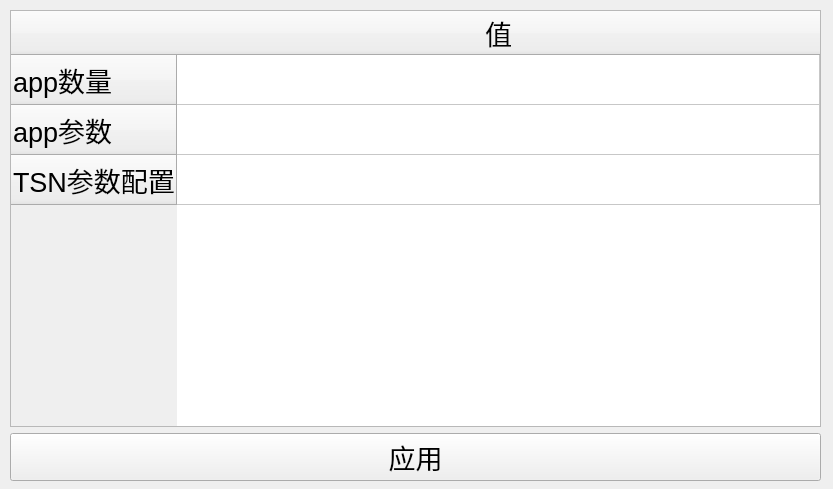
Above: UI/Network/Host/edit_host_netargs_tsn.ui from tocods/jobSimQt before the change. Below: the same form after it.
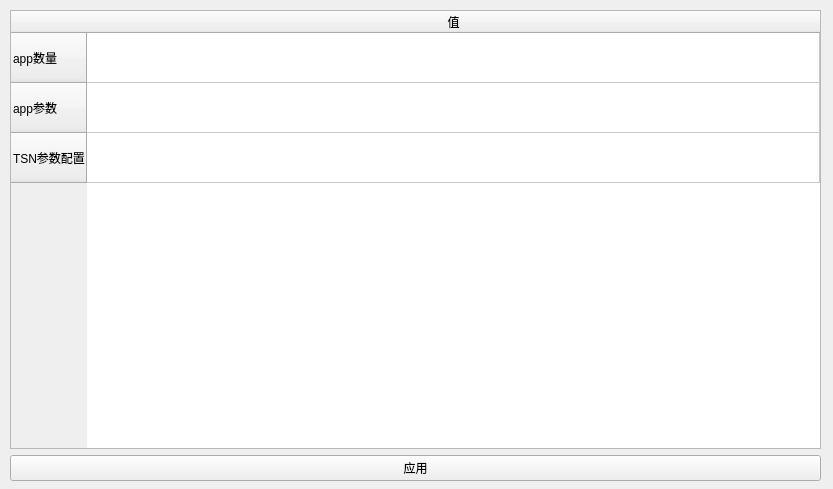
That is the form after the change.

```diff
--- a/UI/Network/Host/edit_host_netargs_tsn.ui
+++ b/UI/Network/Host/edit_host_netargs_tsn.ui
@@ -25,11 +25,6 @@
    <layout class="QVBoxLayout" name="verticalLayout">
     <item>
      <widget class="QTableWidget" name="tableWidget_netargs">
-      <property name="font">
-       <font>
-        <pointsize>20</pointsize>
-       </font>
-      </property>
       <property name="layoutDirection">
        <enum>Qt::LeftToRight</enum>
       </property>
@@ -61,21 +56,11 @@
        <property name="text">
         <string>app数量</string>
        </property>
-       <property name="font">
-        <font>
-         <pointsize>20</pointsize>
-        </font>
-       </property>
       </row>
       <row>
        <property name="text">
         <string>app参数</string>
        </property>
-       <property name="font">
-        <font>
-         <pointsize>20</pointsize>
-        </font>
-       </property>
       </row>
       <row>
        <property name="text">
@@ -86,22 +71,11 @@
        <property name="text">
         <string>值</string>
        </property>
-       <property name="font">
-        <font>
-         <pointsize>20</pointsize>
-         <bold>false</bold>
-        </font>
-       </property>
       </column>
       <item row="0" column="0">
        <property name="text">
         <string/>
        </property>
-       <property name="font">
-        <font>
-         <pointsize>20</pointsize>
-        </font>
-       </property>
        <property name="textAlignment">
         <set>AlignCenter</set>
        </property>
@@ -118,11 +92,6 @@
     </item>
     <item>
      <widget class="QPushButton" name="applyButton">
-      <property name="font">
-       <font>
-        <pointsize>20</pointsize>
-       </font>
-      </property>
       <property name="text">
        <string>应用</string>
       </property>
```
